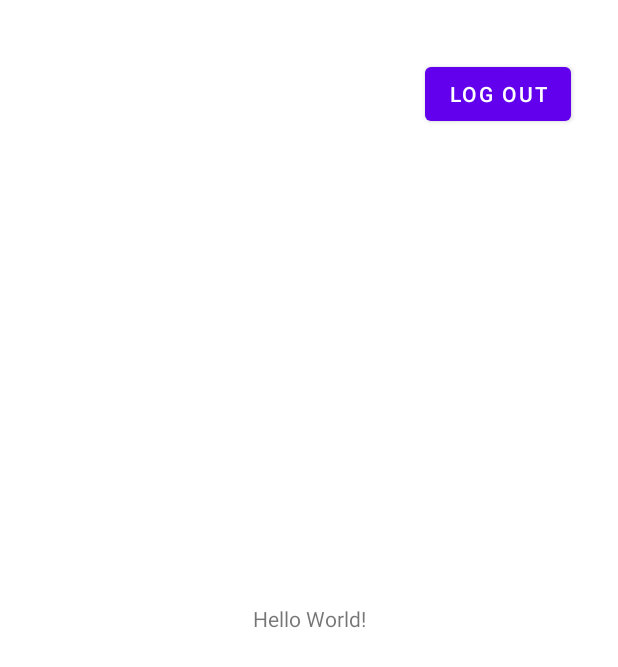
After one commit to stefanescuadrian/CHS-Project, an Android app: the MainActivityClient screen opened directly, with no data from a screen before it, on a phone screen of 412 x 824 dp. The commit adds this screen. Shown: the top 667 px of the screen. Run offline under Robolectric (Android 15) with nearby library versions, the light colour scheme and no system bars; our stand-ins replace Firebase (no records; nobody signed in at launch, a user with empty details on screens opened directly).

Commit message:
Add "Hello" animation after log in successfully

```diff
--- /dev/null
+++ b/app/src/main/java/com/upt/cti/photogmap/MainActivityClient.java
@@ -0,0 +1,33 @@
+package com.upt.cti.photogmap;
+
+import android.app.Activity;
+import android.content.Intent;
+import android.os.Bundle;
+import android.view.View;
+import android.view.Window;
+import android.view.WindowManager;
+
+import androidx.appcompat.app.AppCompatActivity;
+
+import com.google.firebase.auth.FirebaseAuth;
+
+import java.util.Objects;
+
+public class MainActivityClient extends AppCompatActivity {
+
+    @Override
+    protected void onCreate(Bundle savedInstanceState) {
+        super.onCreate(savedInstanceState);
+        requestWindowFeature(Window.FEATURE_NO_TITLE);//will hide the title
+        Objects.requireNonNull(getSupportActionBar()).hide(); //hide the title bar
+        setContentView(R.layout.activity_main_client);
+
+        //getWindow().addFlags(WindowManager.LayoutParams.FLAG_FULLSCREEN);
+    }
+
+    public void logout(View view) {
+        FirebaseAuth.getInstance().signOut(); //logout user from application
+        startActivity(new Intent(getApplicationContext(), Login.class));
+        finish();
+    }
+}
--- /dev/null
+++ b/app/src/main/res/layout/activity_main_client.xml
@@ -0,0 +1,33 @@
+<?xml version="1.0" encoding="utf-8"?>
+<androidx.constraintlayout.widget.ConstraintLayout xmlns:android="http://schemas.android.com/apk/res/android"
+    xmlns:app="http://schemas.android.com/apk/res-auto"
+    xmlns:tools="http://schemas.android.com/tools"
+    android:layout_width="match_parent"
+    android:layout_height="match_parent"
+    tools:context=".MainActivityPhotographer">
+
+    <TextView
+        android:id="@+id/textView"
+        android:layout_width="wrap_content"
+        android:layout_height="wrap_content"
+        android:text="Hello World!"
+        app:layout_constraintBottom_toBottomOf="parent"
+        app:layout_constraintLeft_toLeftOf="parent"
+        app:layout_constraintRight_toRightOf="parent"
+        app:layout_constraintTop_toTopOf="parent" />
+
+    <Button
+        android:id="@+id/btnLogOut"
+        android:layout_width="wrap_content"
+        android:layout_height="wrap_content"
+        android:text="@string/log_out"
+        app:layout_constraintBottom_toBottomOf="parent"
+        app:layout_constraintEnd_toEndOf="parent"
+        app:layout_constraintHorizontal_bias="0.9"
+        app:layout_constraintStart_toStartOf="parent"
+        app:layout_constraintTop_toTopOf="parent"
+        app:layout_constraintVertical_bias="0.050000012"
+        android:onClick="logout"
+        tools:ignore="UsingOnClickInXml" />
+
+</androidx.constraintlayout.widget.ConstraintLayout>
--- /dev/null
+++ b/app/src/main/res/transition/trans_hello_to_main.xml
@@ -0,0 +1,6 @@
+<?xml version="1.0" encoding="utf-8"?>
+<transitionSet xmlns:android="http://schemas.android.com/apk/res/android">
+    <explode
+        android:duration="300" />
+
+</transitionSet>
```
Also changed, not shown: app/src/main/AndroidManifest.xml (+11 -2 lines), app/src/main/java/com/upt/cti/photogmap/HelloClientActivity.java (added, +32 -0 lines), app/src/main/java/com/upt/cti/photogmap/HelloPhotographerActivity.java (added, +35 -0 lines), app/src/main/java/com/upt/cti/photogmap/MainActivityPhotographer.java (renamed from app/src/main/java/com/upt/cti/photogmap/MainActivity.java, +6 -5 lines), app/src/main/res/layout/activity_hello_client.xml (renamed from app/src/main/res/layout/activity_main.xml, +5 -18 lines), app/src/main/res/layout/activity_hello_photographer.xml (added, +20 -0 lines).
